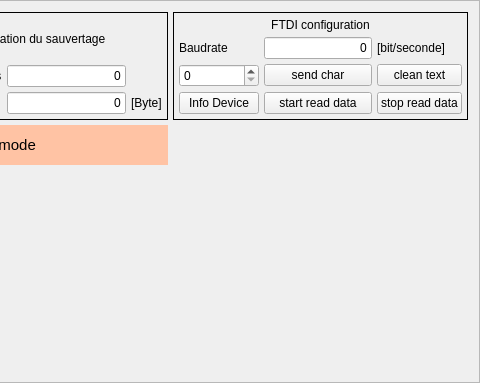
This is debugWindow.ui in coucou1121/Datalogger as Qt 5 draws it before an edit; both pictures show x 402 to 882 and y 0 to 383 of the 882 by 383 pixel window. The edited form follows.
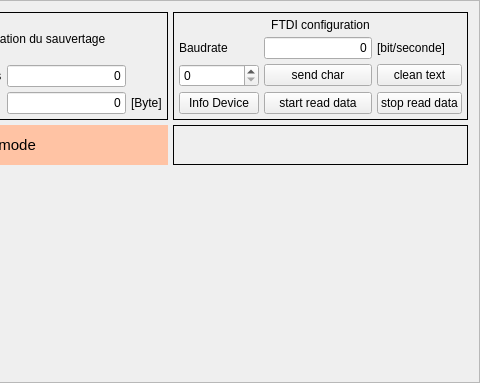
This is the edited form.

```diff
--- a/debugWindow.ui
+++ b/debugWindow.ui
@@ -262,6 +262,16 @@
    <item row="0" column="0" rowspan="3">
     <widget class="QTextEdit" name="textEditDebug"/>
    </item>
+   <item row="1" column="2">
+    <widget class="QFrame" name="frame">
+     <property name="frameShape">
+      <enum>QFrame::Panel</enum>
+     </property>
+     <property name="frameShadow">
+      <enum>QFrame::Plain</enum>
+     </property>
+    </widget>
+   </item>
   </layout>
  </widget>
  <resources/>
```
